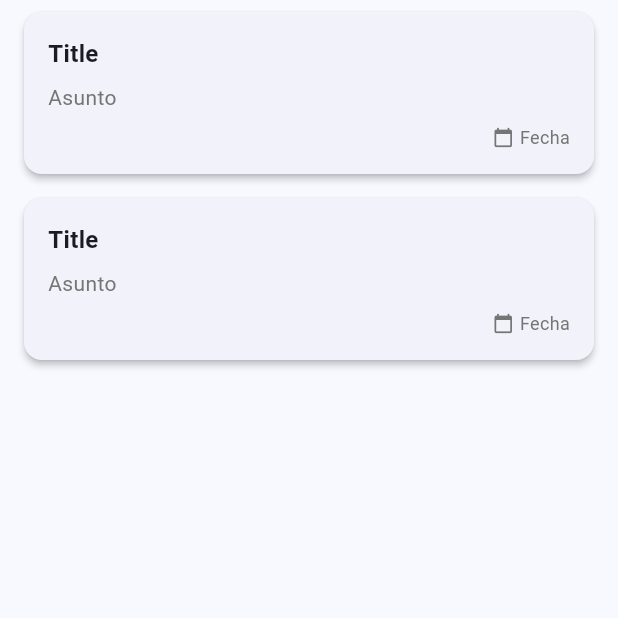
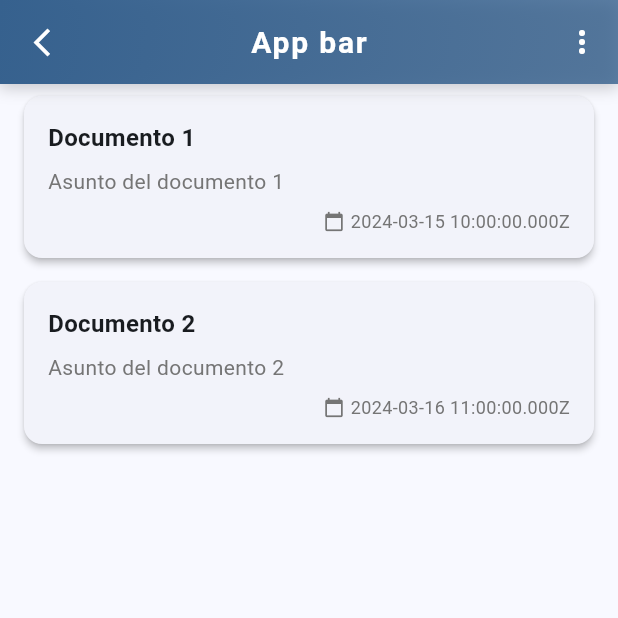
Before and after one commit to AdairAbrigo31/app_firma_digital, a Flutter app: the screen it shows after launch, on a phone screen of 412 x 824 dp, the top half of it. Run offline on Flutter 3.47's test engine with Material 3 defaults, Android fonts, the phone set to English and light mode, and no system bars; our stand-ins replace file_picker, geocoding, geolocator, share_plus; missing offline and left inert: dart:ffi, syncfusion_flutter_pdf, syncfusion_flutter_pdfviewer.

Commit message:
REFACT: widgets were modularized

```diff
--- a/lib/presentation/screens/quipux/documents_for_sign.dart
+++ b/lib/presentation/screens/quipux/documents_for_sign.dart
@@ -1,6 +1,10 @@
 import 'dart:async';
 import 'package:firmonec/data/providers/document_provider.dart';
+import 'package:firmonec/presentation/screens/quipux/widget_quipux/app_bar_quipux.dart';
+import 'package:firmonec/presentation/screens/quipux/widget_quipux/charge_card.dart';
 import 'package:firmonec/presentation/screens/quipux/widget_quipux/document_card.dart';
+import 'package:firmonec/presentation/screens/quipux/widget_quipux/empty_card.dart';
+import 'package:firmonec/presentation/screens/quipux/widget_quipux/error_card.dart';
 import 'package:flutter/material.dart';
 import 'package:provider/provider.dart';
 import '../../../data/entities/document_en_elaboracion.dart';
@@ -34,72 +38,19 @@ class _DocumentsForSignState extends State<DocumentsForSign> {
   @override
   Widget build(BuildContext context) {
     return Scaffold(
+      appBar: AppBarQuipux(),
       body: Consumer<DocumentProvider>(
         builder: (context, provider, child) {
           if (provider.isLoading && !provider.hasDocuments) {
-            return const Center(
-              child: Column(
-                mainAxisAlignment: MainAxisAlignment.center,
-                children: [
-                  CircularProgressIndicator(),
-                  SizedBox(height: 16),
-                  Text('Cargando documentos...'),
-                ],
-              ),
-            );
+            return const ChargeCard();
           }
 
           if (provider.error != null) {
-            return Center(
-              child: Column(
-                mainAxisAlignment: MainAxisAlignment.center,
-                children: [
-                  const Icon(
-                    Icons.error_outline,
-                    color: Colors.red,
-                    size: 48,
-                  ),
-                  const SizedBox(height: 16),
-                  Text(
-                    provider.error!,
-                    textAlign: TextAlign.center,
-                    style: const TextStyle(color: Colors.red),
-                  ),
-                  const SizedBox(height: 16),
-                  ElevatedButton.icon(
-                    onPressed: () => provider.fetchDocuments(),
-                    icon: const Icon(Icons.refresh),
-                    label: const Text('Reintentar'),
-                  ),
-                ],
-              ),
-            );
+            return ErrorCard(provider: provider);
           }
 
           if (!provider.hasDocuments) {
-            return Center(
-              child: Column(
-                mainAxisAlignment: MainAxisAlignment.center,
-                children: [
-                  const Icon(
-                    Icons.document_scanner_outlined,
-                    size: 64,
-                    color: Colors.grey,
-                  ),
-                  const SizedBox(height: 16),
-                  const Text(
-                    'No hay documentos disponibles',
-                    style: TextStyle(fontSize: 16, color: Colors.grey),
-                  ),
-                  const SizedBox(height: 16),
-                  ElevatedButton.icon(
-                    onPressed: () => provider.refreshDocuments(),
-                    icon: const Icon(Icons.refresh),
-                    label: const Text('Actualizar'),
-                  ),
-                ],
-              ),
-            );
+            return EmptyCard(provider: provider);
           }
 
           return Stack(
--- a/lib/presentation/screens/quipux/widget_quipux/document_card.dart
+++ b/lib/presentation/screens/quipux/widget_quipux/document_card.dart
@@ -25,8 +25,8 @@ class DocumentCard extends StatelessWidget {
           child: Column(
             crossAxisAlignment: CrossAxisAlignment.start,
             children: [
-              const Text(
-                "Title",
+              Text(
+                document.title,
                 style: const TextStyle(
                   fontSize: 16,
                   fontWeight: FontWeight.bold,
@@ -36,7 +36,7 @@ class DocumentCard extends StatelessWidget {
               ),
               const SizedBox(height: 8),
               Text(
-                "Asunto",
+                document.subject,
                 style: TextStyle(
                   fontSize: 14,
                   color: Colors.grey[600],
@@ -55,7 +55,7 @@ class DocumentCard extends StatelessWidget {
                   ),
                   const SizedBox(width: 4),
                   Text(
-                    "Fecha",
+                    document.date.toString(),
                     style: TextStyle(
                       fontSize: 12,
                       color: Colors.grey[600],
```
Also changed, not shown: lib/presentation/screens/quipux/widget_quipux/charge_card.dart (added, +20 -0 lines), lib/presentation/screens/quipux/widget_quipux/empty_card.dart (added, +39 -0 lines), lib/presentation/screens/quipux/widget_quipux/error_card.dart (added, +37 -0 lines).
